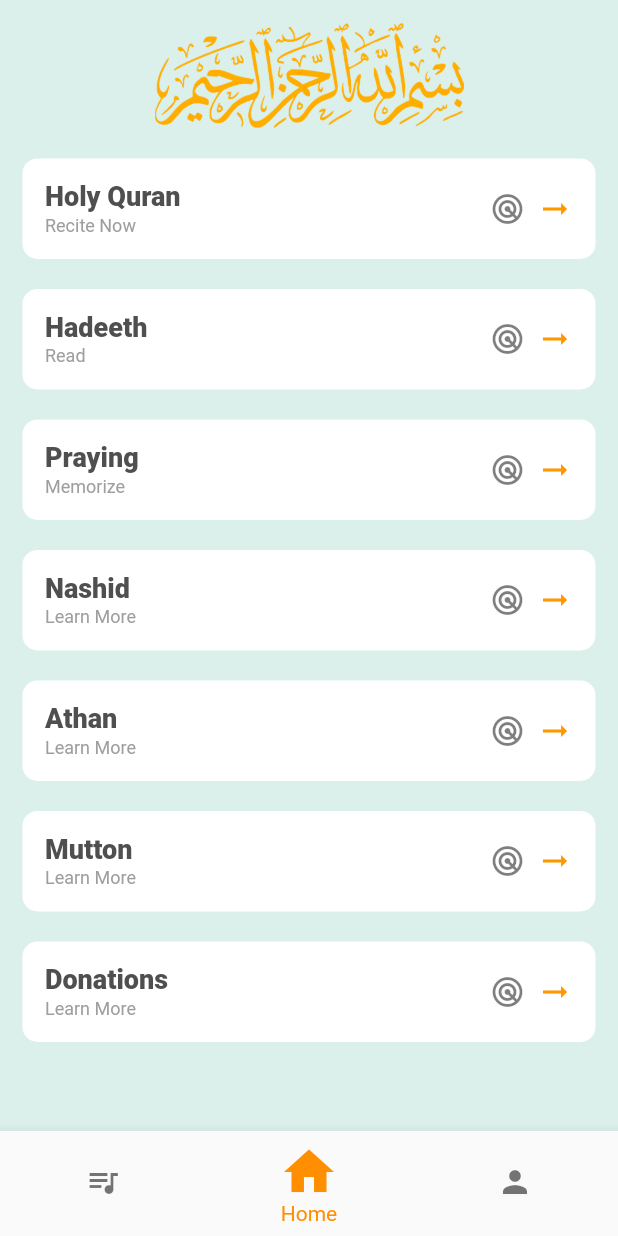
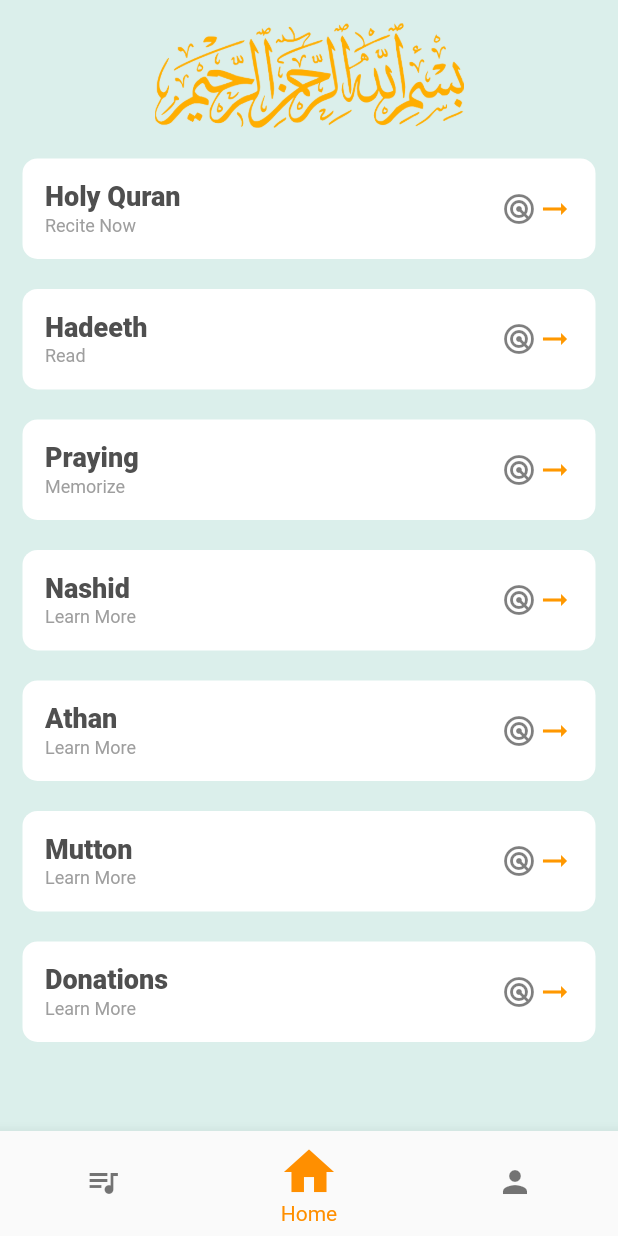
Before and after one commit to DeeKoders/quran_recitation, a Flutter app: the Master_Home screen opened directly, on a phone screen of 412 x 824 dp. Run offline on Flutter 3.47's test engine with Material 2 defaults, Android fonts, the phone set to English and light mode, and no system bars; our stand-ins replace flutter_svg, lottie; missing offline and left inert: rename.

Commit message:
Update home.dart

```diff
--- a/lib/screens/home.dart
+++ b/lib/screens/home.dart
@@ -89,16 +89,10 @@ class Custom_Card extends StatelessWidget {
                 )
               ],
             ),
-            SizedBox(
-              width: MediaQuery.of(context).size.width / 2,
-            ),
             Spacer(),
             Icon(
               Icons.radar,
               color: Colors.black.withOpacity(0.5),
-            ),
-            SizedBox(
-              width: MediaQuery.of(context).size.width / 54,
             ),
             Icon(
               Icons.arrow_right_alt,
```
